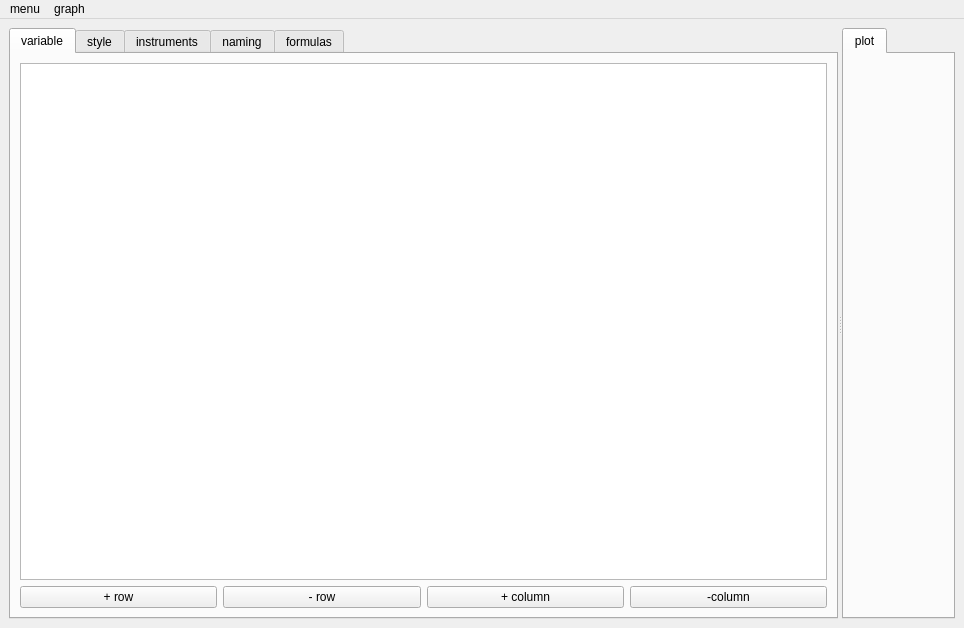
Qt form mainwindow.ui (VariPor/laboratory_work_handler) before a commit.
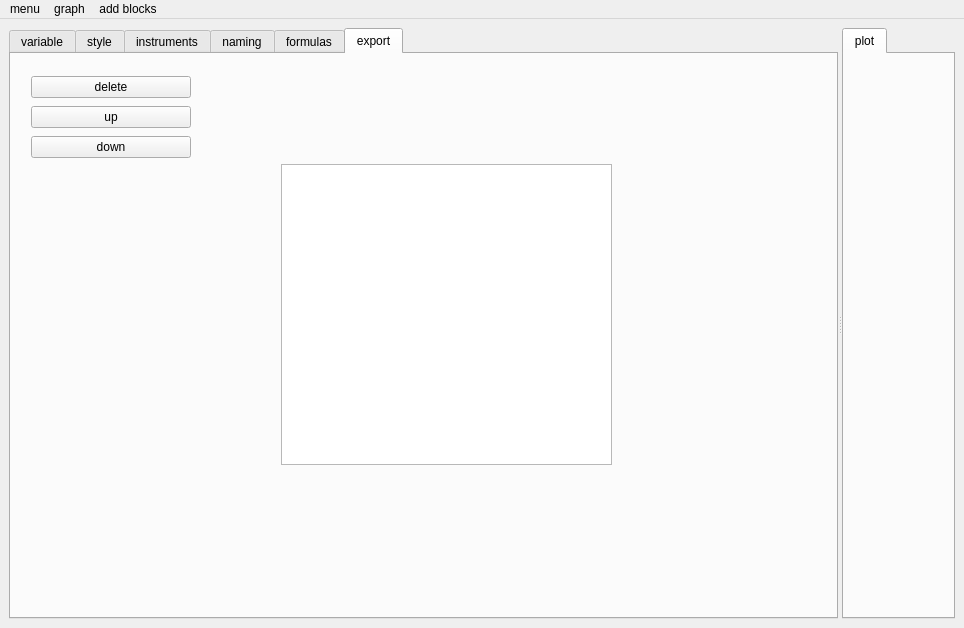
The same form after that commit. Custom widgets are drawn as their Qt base class.

Commit message: try to export

```diff
--- a/mainwindow.ui
+++ b/mainwindow.ui
@@ -46,7 +46,7 @@
         </sizepolicy>
        </property>
        <property name="currentIndex">
-        <number>0</number>
+        <number>5</number>
        </property>
        <widget class="QWidget" name="variable_tab">
         <attribute name="title">
@@ -207,6 +207,54 @@
          </item>
         </layout>
        </widget>
+       <widget class="QWidget" name="export_tab">
+        <attribute name="title">
+         <string>export</string>
+        </attribute>
+        <widget class="QWidget" name="verticalLayoutWidget">
+         <property name="geometry">
+          <rect>
+           <x>20</x>
+           <y>20</y>
+           <width>160</width>
+           <height>89</height>
+          </rect>
+         </property>
+         <layout class="QVBoxLayout" name="verticalLayout">
+          <item>
+           <widget class="QPushButton" name="delete_block">
+            <property name="text">
+             <string>delete</string>
+            </property>
+           </widget>
+          </item>
+          <item>
+           <widget class="QPushButton" name="up">
+            <property name="text">
+             <string>up</string>
+            </property>
+           </widget>
+          </item>
+          <item>
+           <widget class="QPushButton" name="down">
+            <property name="text">
+             <string>down</string>
+            </property>
+           </widget>
+          </item>
+         </layout>
+        </widget>
+        <widget class="QTextEdit" name="ODF_export">
+         <property name="geometry">
+          <rect>
+           <x>270</x>
+           <y>110</y>
+           <width>331</width>
+           <height>301</height>
+          </rect>
+         </property>
+        </widget>
+       </widget>
       </widget>
       <widget class="QTabWidget" name="tabWidget_1">
        <property name="enabled">
@@ -268,8 +316,17 @@
     <addaction name="actionReplot"/>
     <addaction name="actionOptions"/>
    </widget>
+   <widget class="QMenu" name="menuadd_blocks">
+    <property name="title">
+     <string>add blocks</string>
+    </property>
+    <addaction name="actiontext_block"/>
+    <addaction name="actiontable_block"/>
+    <addaction name="actionplot_block"/>
+   </widget>
    <addaction name="menuMenu"/>
    <addaction name="menuGraph"/>
+   <addaction name="menuadd_blocks"/>
   </widget>
   <action name="actionOpenAs">
    <property name="text">
```
Left out of the diff: 15 changed lines with no effect on the pictures. The commit also changes 8 other files.
